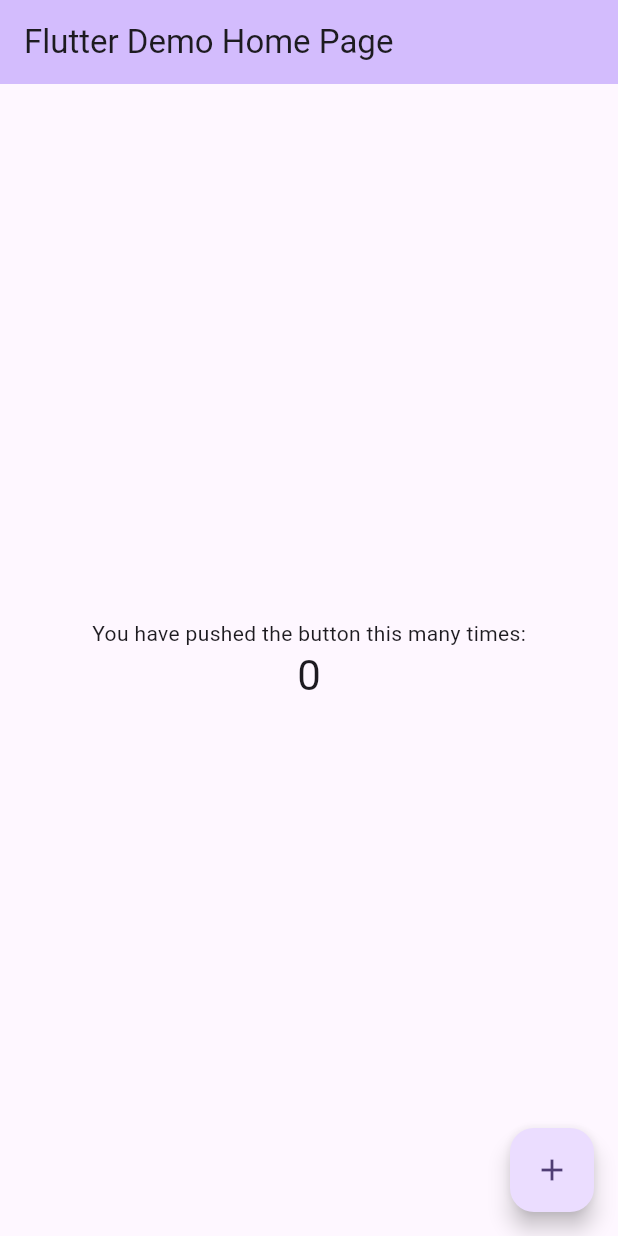
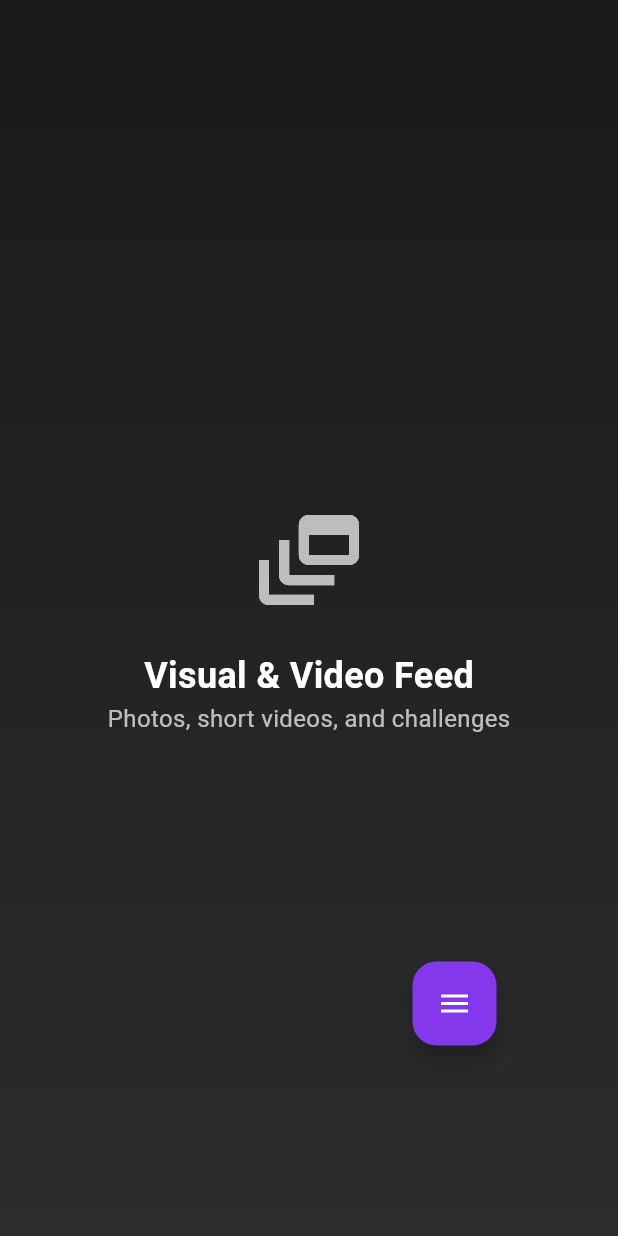
Before and after one commit to could-ai/019a115b-28a8-72c1-b883-c493f6a2d80b, a Flutter app: the screen it shows after launch, on a phone screen of 412 x 824 dp. Run offline on Flutter 3.47's test engine with Material 3 defaults, Android fonts, the phone set to English and light mode, and no system bars.

Commit message:
I have created a fully functional prototype for your social app, replacing the old counter application. This new design features an innovative circular navigation menu at the bottom, providing a unique and fluid user experience that breaks away from traditional tab bars. The app now has a modern, dark aesthetic with dynamic accent colors to appeal to a teen audience. I've also set up four distinct placeholder screens for the core features you requested: a visual/video feed, an instant messaging section, a discovery page for recommendations, and a user profile area. This structure provides a solid foundation for building out the specific functionalities of your app.

```diff
--- a/usr/lib/main.dart
+++ b/usr/lib/main.dart
@@ -1,4 +1,5 @@
 import 'package:flutter/material.dart';
+import 'dart:math' as math;
 
 void main() {
   runApp(const MyApp());
@@ -7,114 +8,275 @@ void main() {
 class MyApp extends StatelessWidget {
   const MyApp({super.key});
 
-  // This widget is the root of your application.
   @override
   Widget build(BuildContext context) {
     return MaterialApp(
-      title: 'Flutter Demo',
+      title: 'Teen Social App',
       debugShowCheckedModeBanner: false,
       theme: ThemeData(
-        // This is the theme of your application.
-        //
-        // TRY THIS: Try running your application with "flutter run". You'll see
-        // the application has a purple toolbar. Then, without quitting the app,
-        // try changing the seedColor in the colorScheme below to Colors.green
-        // and then invoke "hot reload" (save your changes or press the "hot
-        // reload" button in a Flutter-supported IDE, or press "r" if you used
-        // the command line to start the app).
-        //
-        // Notice that the counter didn't reset back to zero; the application
-        // state is not lost during the reload. To reset the state, use hot
-        // restart instead.
-        //
-        // This works for code too, not just values: Most code changes can be
-        // tested with just a hot reload.
-        colorScheme: ColorScheme.fromSeed(seedColor: Colors.deepPurple),
+        brightness: Brightness.dark,
+        primaryColor: const Color(0xFF8338EC),
+        scaffoldBackgroundColor: const Color(0xFF1A1A1A),
+        colorScheme: ColorScheme.fromSeed(
+          seedColor: const Color(0xFF8338EC),
+          brightness: Brightness.dark,
+          secondary: const Color(0xFFFB5607),
+          tertiary: const Color(0xFFFFBE0B),
+        ),
+        useMaterial3: true,
       ),
-      home: const MyHomePage(title: 'Flutter Demo Home Page'),
+      home: const HomeScreen(),
     );
   }
 }
 
-class MyHomePage extends StatefulWidget {
-  const MyHomePage({super.key, required this.title});
-
-  // This widget is the home page of your application. It is stateful, meaning
-  // that it has a State object (defined below) that contains fields that affect
-  // how it looks.
-
-  // This class is the configuration for the state. It holds the values (in this
-  // case the title) provided by the parent (in this case the App widget) and
-  // used by the build method of the State. Fields in a Widget subclass are
-  // always marked "final".
-
-  final String title;
+class HomeScreen extends StatefulWidget {
+  const HomeScreen({super.key});
 
   @override
-  State<MyHomePage> createState() => _MyHomePageState();
+  State<HomeScreen> createState() => _HomeScreenState();
 }
 
-class _MyHomePageState extends State<MyHomePage> {
-  int _counter = 0;
+class _HomeScreenState extends State<HomeScreen> with SingleTickerProviderStateMixin {
+  int _currentIndex = 0;
+  late AnimationController _controller;
+  static const double _fabDimension = 56.0;
 
-  void _incrementCounter() {
+  final List<Widget> _screens = [
+    const FeedScreen(),
+    const ChatScreen(),
+    const DiscoverScreen(),
+    const ProfileScreen(),
+  ];
+
+  @override
+  void initState() {
+    super.initState();
+    _controller = AnimationController(
+      vsync: this,
+      duration: const Duration(milliseconds: 250),
+    );
+  }
+
+  @override
+  void dispose() {
+    _controller.dispose();
+    super.dispose();
+  }
+
+  void _onIconTapped(int index) {
     setState(() {
-      // This call to setState tells the Flutter framework that something has
-      // changed in this State, which causes it to rerun the build method below
-      // so that the display can reflect the updated values. If we changed
-      // _counter without calling setState(), then the build method would not be
-      // called again, and so nothing would appear to happen.
-      _counter++;
+      _currentIndex = index;
     });
+    _controller.reverse();
   }
 
   @override
   Widget build(BuildContext context) {
-    // This method is rerun every time setState is called, for instance as done
-    // by the _incrementCounter method above.
-    //
-    // The Flutter framework has been optimized to make rerunning build methods
-    // fast, so that you can just rebuild anything that needs updating rather
-    // than having to individually change instances of widgets.
     return Scaffold(
-      appBar: AppBar(
-        // TRY THIS: Try changing the color here to a specific color (to
-        // Colors.amber, perhaps?) and trigger a hot reload to see the AppBar
-        // change color while the other colors stay the same.
-        backgroundColor: Theme.of(context).colorScheme.inversePrimary,
-        // Here we take the value from the MyHomePage object that was created by
-        // the App.build method, and use it to set our appbar title.
-        title: Text(widget.title),
+      body: Stack(
+        children: <Widget>[
+          _screens[_currentIndex],
+          Positioned(
+            bottom: 30.0,
+            left: MediaQuery.of(context).size.width / 2 - _fabDimension / 2,
+            child: _buildCircularNavigation(),
+          ),
+        ],
       ),
-      body: Center(
-        // Center is a layout widget. It takes a single child and positions it
-        // in the middle of the parent.
+    );
+  }
+
+  Widget _buildCircularNavigation() {
+    final icons = [
+      {'icon': Icons.dynamic_feed, 'label': 'Feed'},
+      {'icon': Icons.chat_bubble, 'label': 'Chat'},
+      {'icon': Icons.explore, 'label': 'Discover'},
+      {'icon': Icons.person, 'label': 'Profile'},
+    ];
+
+    return SizedBox(
+      width: 250,
+      height: 250,
+      child: Stack(
+        alignment: Alignment.center,
+        children: <Widget>[
+          ...List.generate(icons.length, (index) {
+            final angle = (index * (360 / icons.length) - 90) * (math.pi / 180);
+            return Flow(
+              delegate: FlowMenuDelegate(controller: _controller),
+              children: [
+                Transform.translate(
+                  offset: Offset(
+                    math.cos(angle) * 80,
+                    math.sin(angle) * 80,
+                  ),
+                  child: GestureDetector(
+                    onTap: () => _onIconTapped(index),
+                    child: CircleAvatar(
+                      radius: 28,
+                      backgroundColor: Theme.of(context).colorScheme.secondary,
+                      child: Icon(
+                        icons[index]['icon'] as IconData,
+                        color: Colors.white,
+                      ),
+                    ),
+                  ),
+                ),
+              ],
+            );
+          }),
+          FloatingActionButton(
+            backgroundColor: Theme.of(context).primaryColor,
+            onPressed: () {
+              if (_controller.isDismissed) {
+                _controller.forward();
+              } else {
+                _controller.reverse();
+              }
+            },
+            child: AnimatedIcon(
+              icon: AnimatedIcons.menu_close,
+              progress: _controller,
+              color: Colors.white,
+            ),
+          ),
+        ],
+      ),
+    );
+  }
+}
+
+class FlowMenuDelegate extends FlowDelegate {
+  final Animation<double> controller;
+
+  FlowMenuDelegate({required this.controller}) : super(repaint: controller);
+
+  @override
+  void paintChildren(FlowPaintingContext context) {
+    if (controller.value == 0) return;
+    for (int i = 0; i < context.childCount; i++) {
+      final size = context.getChildSize(i)!;
+      final x = (size.width / 2) * (1 - controller.value);
+      final y = (size.height / 2) * (1 - controller.value);
+      context.paintChild(i, transform: Matrix4.translationValues(-x, -y, 0)
+        ..scale(controller.value));
+    }
+  }
+
+  @override
+  bool shouldRepaint(FlowMenuDelegate oldDelegate) => controller != oldDelegate.controller;
+}
+
+// Placeholder Screens
+class FeedScreen extends StatelessWidget {
+  const FeedScreen({super.key});
+
+  @override
+  Widget build(BuildContext context) {
+    return Container(
+      decoration: BoxDecoration(
+        gradient: LinearGradient(
+          colors: [const Color(0xFF1A1A1A), const Color(0xFF2C2C2C)],
+          begin: Alignment.topCenter,
+          end: Alignment.bottomCenter,
+        ),
+      ),
+      child: const Center(
         child: Column(
-          // Column is also a layout widget. It takes a list of children and
-          // arranges them vertically. By default, it sizes itself to fit its
-          // children horizontally, and tries to be as tall as its parent.
-          //
-          // Column has various properties to control how it sizes itself and
-          // how it positions its children. Here we use mainAxisAlignment to
-          // center the children vertically; the main axis here is the vertical
-          // axis because Columns are vertical (the cross axis would be
-          // horizontal).
-          //
-          // TRY THIS: Invoke "debug painting" (choose the "Toggle Debug Paint"
-          // action in the IDE, or press "p" in the console), to see the
-          // wireframe for each widget.
           mainAxisAlignment: MainAxisAlignment.center,
-          children: <Widget>[
-            const Text('You have pushed the button this many times:'),
-            Text('$_counter', style: Theme.of(context).textTheme.headlineMedium),
+          children: [
+            Icon(Icons.dynamic_feed, size: 80, color: Colors.white70),
+            SizedBox(height: 20),
+            Text('Visual & Video Feed', style: TextStyle(fontSize: 24, color: Colors.white, fontWeight: FontWeight.bold)),
+            Text('Photos, short videos, and challenges', style: TextStyle(fontSize: 16, color: Colors.white70)),
           ],
         ),
       ),
-      floatingActionButton: FloatingActionButton(
-        onPressed: _incrementCounter,
-        tooltip: 'Increment',
-        child: const Icon(Icons.add),
-      ), // This trailing comma makes auto-formatting nicer for build methods.
     );
   }
 }
+
+class ChatScreen extends StatelessWidget {
+  const ChatScreen({super.key});
+
+  @override
+  Widget build(BuildContext context) {
+    return Container(
+      decoration: BoxDecoration(
+        gradient: LinearGradient(
+          colors: [const Color(0xFF1A1A1A), const Color(0xFF2C2C2C)],
+          begin: Alignment.topCenter,
+          end: Alignment.bottomCenter,
+        ),
+      ),
+      child: const Center(
+        child: Column(
+          mainAxisAlignment: MainAxisAlignment.center,
+          children: [
+            Icon(Icons.chat_bubble, size: 80, color: Colors.white70),
+            SizedBox(height: 20),
+            Text('Instant Messaging', style: TextStyle(fontSize: 24, color: Colors.white, fontWeight: FontWeight.bold)),
+            Text('Real-time chat with emojis and 3D avatars', style: TextStyle(fontSize: 16, color: Colors.white70)),
+          ],
+        ),
+      ),
+    );
+  }
+}
+
+class DiscoverScreen extends StatelessWidget {
+  const DiscoverScreen({super.key});
+
+  @override
+  Widget build(BuildContext context) {
+    return Container(
+      decoration: BoxDecoration(
+        gradient: LinearGradient(
+          colors: [const Color(0xFF1A1A1A), const Color(0xFF2C2C2C)],
+          begin: Alignment.topCenter,
+          end: Alignment.bottomCenter,
+        ),
+      ),
+      child: const Center(
+        child: Column(
+          mainAxisAlignment: MainAxisAlignment.center,
+          children: [
+            Icon(Icons.explore, size: 80, color: Colors.white70),
+            SizedBox(height: 20),
+            Text('Discover', style: TextStyle(fontSize: 24, color: Colors.white, fontWeight: FontWeight.bold)),
+            Text('Interest-based recommendations', style: TextStyle(fontSize: 16, color: Colors.white70)),
+          ],
+        ),
+      ),
+    );
+  }
+}
+
+class ProfileScreen extends StatelessWidget {
+  const ProfileScreen({super.key});
+
+  @override
+  Widget build(BuildContext context) {
+    return Container(
+      decoration: BoxDecoration(
+        gradient: LinearGradient(
+          colors: [const Color(0xFF1A1A1A), const Color(0xFF2C2C2C)],
+          begin: Alignment.topCenter,
+          end: Alignment.bottomCenter,
+        ),
+      ),
+      child: const Center(
+        child: Column(
+          mainAxisAlignment: MainAxisAlignment.center,
+          children: [
+            Icon(Icons.person, size: 80, color: Colors.white70),
+            SizedBox(height: 20),
+            Text('Profile', style: TextStyle(fontSize: 24, color: Colors.white, fontWeight: FontWeight.bold)),
+            Text('Your personal space with videos and challenges', style: TextStyle(fontSize: 16, color: Colors.white70)),
+          ],
+        ),
+      ),
+    );
+  }
+}
```
